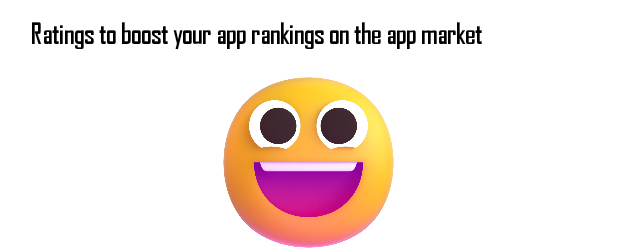
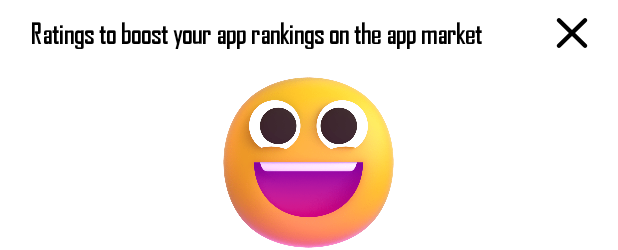
Before and after one commit to WinterPearl2k2/ScanQRLite, an Android app: the layout dialog_rate.xml on its own in the app's theme, with its tools: preview values and no code run, on a phone screen of 412 x 824 dp. Shown: the top 250 px of the screen. Run offline under Robolectric (Android 15) with nearby library versions, the phone set to English and light mode, and no system bars; plain views replace ScaleRatingBar.

Commit message:
refs #Rate on chplay

```diff
--- /dev/null
+++ b/app/src/main/res/drawable/ic_union.xml
@@ -0,0 +1,10 @@
+<vector xmlns:android="http://schemas.android.com/apk/res/android"
+    android:width="21dp"
+    android:height="20dp"
+    android:viewportWidth="21"
+    android:viewportHeight="20">
+  <path
+      android:pathData="M20.082,2.439C20.639,1.881 20.639,0.976 20.082,0.418C19.524,-0.139 18.619,-0.139 18.061,0.418L10.5,7.98L2.939,0.418C2.381,-0.139 1.476,-0.139 0.918,0.418C0.361,0.976 0.361,1.881 0.918,2.439L8.48,10L0.918,17.561C0.361,18.119 0.361,19.024 0.918,19.582C1.476,20.139 2.381,20.139 2.939,19.582L10.5,12.02L18.061,19.582C18.619,20.139 19.524,20.139 20.082,19.582C20.639,19.024 20.639,18.119 20.082,17.561L12.52,10L20.082,2.439Z"
+      android:fillColor="#000000"
+      android:fillType="evenOdd"/>
+</vector>
--- a/app/src/main/res/layout/dialog_rate.xml
+++ b/app/src/main/res/layout/dialog_rate.xml
@@ -11,10 +11,21 @@
         android:layout_marginLeft="20dp"
         android:layout_marginTop="10dp"
         android:layout_marginRight="20dp"
+        android:layout_toLeftOf="@id/clickX_btn"
         android:text="Ratings to boost your app rankings on the app market"
         android:textColor="@color/black"
         android:textSize="18sp"
         android:textStyle="bold" />
+
+    <ImageButton
+        android:id="@+id/clickX_btn"
+        android:layout_width="wrap_content"
+        android:layout_height="wrap_content"
+        android:layout_alignParentRight="true"
+        android:paddingRight="20dp"
+        android:layout_marginTop="12dp"
+        android:background="@null"
+        android:src="@drawable/ic_union" />
 
     <ImageView
         android:id="@+id/img_rating"
--- a/app/src/main/res/layout/fragment_result_generator.xml
+++ b/app/src/main/res/layout/fragment_result_generator.xml
@@ -208,17 +208,17 @@
 
                 <ImageView
                     android:id="@+id/image_text"
-                    android:layout_width="wrap_content"
-                    android:layout_height="wrap_content"
+                    android:layout_width="200dp"
+                    android:layout_height="200dp"
                     android:layout_gravity="center" />
 
             </androidx.cardview.widget.CardView>
 
             <LinearLayout
-                android:layout_below="@+id/qr_code"
                 android:id="@+id/linearLayout"
                 android:layout_width="match_parent"
                 android:layout_height="60dp"
+                android:layout_below="@+id/qr_code"
                 android:layout_marginTop="20dp"
                 android:gravity="center"
                 android:orientation="horizontal"
--- a/app/src/main/res/layout/fragment_setting.xml
+++ b/app/src/main/res/layout/fragment_setting.xml
@@ -208,11 +208,13 @@
                         android:padding="12dp"/>
                 </LinearLayout>
                 <LinearLayout
+                    android:id="@+id/verion"
                     android:layout_width="match_parent"
                     android:layout_height="match_parent"
                     android:orientation="horizontal"
                     android:layout_weight="1">
                     <TextView
+                        android:id="@+id/txt_version"
                         android:layout_width="match_parent"
                         android:layout_height="match_parent"
                         android:text="Version Lite: 1.2"
```
Also changed, not shown: app/src/main/java/com/example/scanqrlite/scan/ResultScan.java (+25 -27 lines), app/src/main/java/com/example/scanqrlite/scan/Scan.java (+10 -13 lines), app/src/main/java/com/example/scanqrlite/setting/Setting.java (+60 -20 lines).
